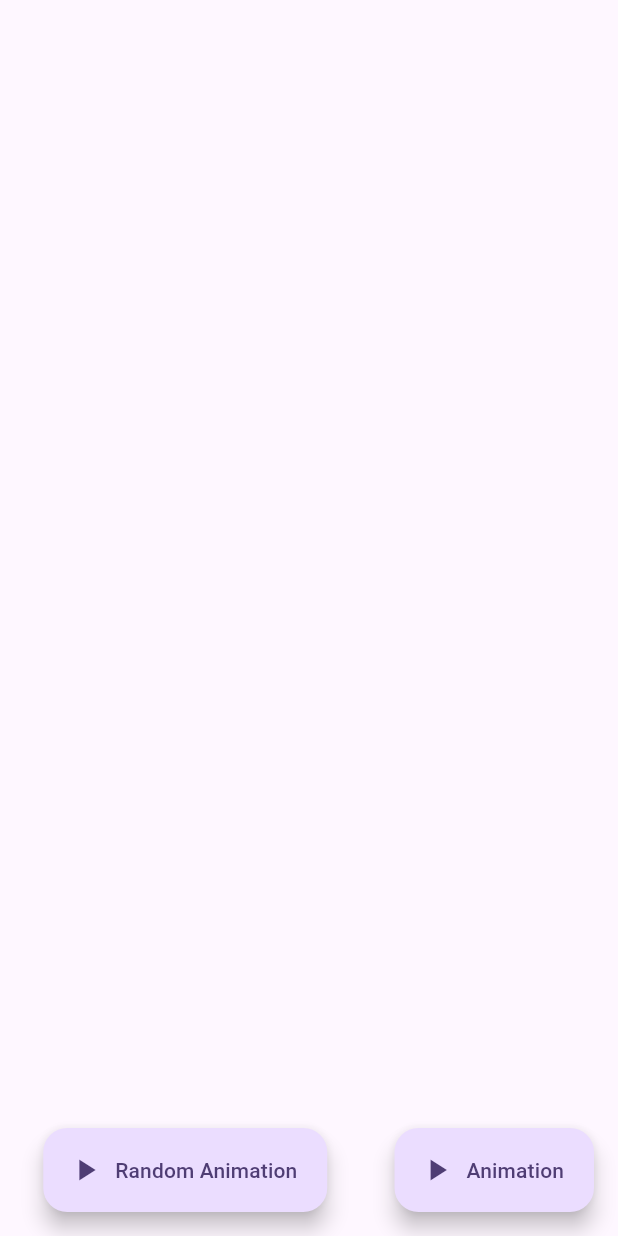
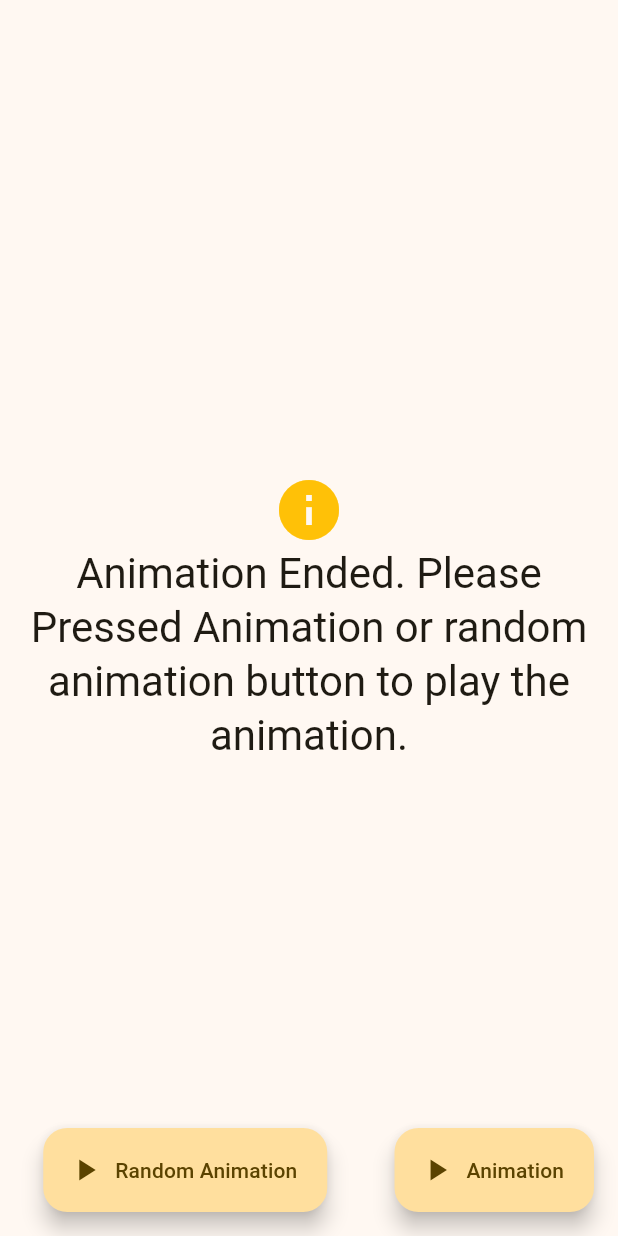
Before and after one commit to saeed-younus/flutter-cool-animation-examples, a Flutter app: the screen it shows after launch, after a tap on "Random Animation", after a tap on "Animation", on a phone screen of 412 x 824 dp. Run offline on Flutter 3.47's test engine with Material 3 defaults, Android fonts, the phone set to English and light mode, and no system bars; drawn by our look-alikes of flutter_animate; our stand-ins replace bordered_text.

Commit message:
feat: Added Empty Widget and some minor tweaking

```diff
--- /dev/null
+++ b/lib/EmptyWidget.dart
@@ -0,0 +1,48 @@
+import 'package:flutter/material.dart';
+import 'package:flutter_animate/flutter_animate.dart';
+
+class EmptyWidget extends StatelessWidget {
+  const EmptyWidget({super.key});
+
+  @override
+  Widget build(BuildContext context) {
+    return Center(
+      child: Padding(
+        padding: const EdgeInsets.all(16),
+        child: Column(
+          mainAxisAlignment: MainAxisAlignment.center,
+          children: [
+            const Icon(
+              Icons.info,
+              size: 48,
+              color: Colors.amber,
+            )
+                .animate()
+                .scale(
+                  curve: Curves.easeOutBack,
+                  duration: const Duration(milliseconds: 500),
+                )
+                .fadeIn(
+                  curve: Curves.easeOutBack,
+                  duration: const Duration(milliseconds: 500),
+                ),
+            Text(
+              "Animation Ended. Please Pressed Animation or random animation button to play the animation.",
+              style: Theme.of(context).textTheme.headlineMedium,
+              textAlign: TextAlign.center,
+            )
+                .animate()
+                .slide(
+                  curve: Curves.easeOutBack,
+                  duration: const Duration(milliseconds: 500),
+                )
+                .fadeIn(
+                  curve: Curves.easeOutBack,
+                  duration: const Duration(milliseconds: 500),
+                ),
+          ],
+        ),
+      ),
+    );
+  }
+}
--- a/lib/main.dart
+++ b/lib/main.dart
@@ -2,6 +2,7 @@ import 'dart:math';
 
 import 'package:flutter/material.dart';
 import 'package:flutter_animate/flutter_animate.dart';
+import 'package:flutter_animation_practice/EmptyWidget.dart';
 import 'package:flutter_animation_practice/FiveWordsAnimation.dart';
 import 'package:flutter_animation_practice/FourWordsAnimation.dart';
 import 'package:flutter_animation_practice/OneWordAnimation.dart';
@@ -21,7 +22,7 @@ class MyApp extends StatelessWidget {
       title: 'Flutter Animation',
       debugShowCheckedModeBanner: false,
       theme: ThemeData(
-        colorScheme: ColorScheme.fromSeed(seedColor: Colors.deepPurple),
+        colorScheme: ColorScheme.fromSeed(seedColor: Colors.amber),
         useMaterial3: true,
       ),
       home: const MyHomePage(title: 'Flutter Demo Home Page'),
@@ -47,9 +48,7 @@ class _MyHomePageState extends State<MyHomePage> {
   final List<Widget> animationWidgets = [];
 
   final constantPhrases = [
-    [
-      "SEAMLESS"
-    ],
+    ["SEAMLESS"],
     [
       "Boost",
       "Your",
@@ -135,7 +134,13 @@ class _MyHomePageState extends State<MyHomePage> {
   }
 
   void randomAnimation() {
-    if (phrases.isEmpty) return;
+    if (phrases.isEmpty) {
+      startAnimation = false;
+      if (mounted) {
+        setState(() {});
+      }
+      return;
+    }
 
     int randomIndex = random.nextInt(phrases.length);
 
@@ -195,18 +200,13 @@ class _MyHomePageState extends State<MyHomePage> {
         },
       );
     } else {
-      return SizedBox();
+      return const SizedBox();
     }
   }
 
   @override
   Widget build(BuildContext context) {
     return Scaffold(
-      // appBar: AppBar(
-      //   backgroundColor: Theme.of(context).colorScheme.inversePrimary,
-      //   title: Text(widget.title),
-      // ),
-
       floatingActionButton: Row(
         children: [
           const Expanded(child: SizedBox()),
@@ -243,7 +243,7 @@ class _MyHomePageState extends State<MyHomePage> {
         ],
       ),
       body: !startAnimation
-          ? const SizedBox()
+          ? const EmptyWidget()
           : Stack(
               children: [
                 ...animationWidgets,
```
